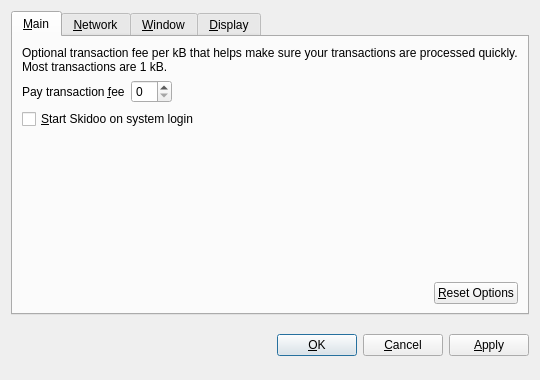
First picture: the form in src/qt/forms/optionsdialog.ui, repository 86me/skidoo, before the edit.
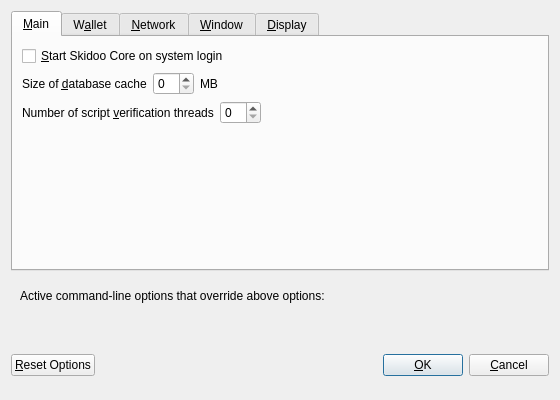
Second picture: the form after the edit. Custom widgets are drawn as their Qt base class.

Commit message: CORE Upgrade

```diff
--- a/src/qt/forms/optionsdialog.ui
+++ b/src/qt/forms/optionsdialog.ui
@@ -6,8 +6,8 @@
    <rect>
     <x>0</x>
     <y>0</y>
-    <width>540</width>
-    <height>380</height>
+    <width>560</width>
+    <height>400</height>
    </rect>
   </property>
   <property name="windowTitle">
@@ -19,9 +19,6 @@
   <layout class="QVBoxLayout" name="verticalLayout">
    <item>
     <widget class="QTabWidget" name="tabWidget">
-     <property name="tabPosition">
-      <enum>QTabWidget::North</enum>
-     </property>
      <property name="currentIndex">
       <number>0</number>
      </property>
@@ -30,77 +27,44 @@
        <string>&amp;Main</string>
       </attribute>
       <layout class="QVBoxLayout" name="verticalLayout_Main">
-       <item>
-        <widget class="QLabel" name="transactionFeeInfoLabel">
-         <property name="text">
-          <string>Optional transaction fee per kB that helps make sure your transactions are processed quickly. Most transactions are 1 kB.</string>
-         </property>
-         <property name="textFormat">
-          <enum>Qt::PlainText</enum>
-         </property>
-         <property name="wordWrap">
-          <bool>true</bool>
-         </property>
-        </widget>
-       </item>
-       <item>
-        <layout class="QHBoxLayout" name="horizontalLayout_1_Main">
-         <item>
-          <widget class="QLabel" name="transactionFeeLabel">
-           <property name="text">
-            <string>Pay transaction &amp;fee</string>
-           </property>
-           <property name="textFormat">
-            <enum>Qt::PlainText</enum>
-           </property>
-           <property name="buddy">
-            <cstring>transactionFee</cstring>
-           </property>
-          </widget>
-         </item>
-         <item>
-          <widget class="BitcoinAmountField" name="transactionFee"/>
-         </item>
-         <item>
-          <spacer name="horizontalSpacer_1_Main">
-           <property name="orientation">
-            <enum>Qt::Horizontal</enum>
-           </property>
-           <property name="sizeHint" stdset="0">
-            <size>
-             <width>40</width>
-             <height>20</height>
-            </size>
-           </property>
-          </spacer>
-         </item>
-        </layout>
-       </item>
        <item>
         <widget class="QCheckBox" name="bitcoinAtStartup">
          <property name="toolTip">
-          <string>Automatically start Skidoo after logging in to the system.</string>
+          <string>Automatically start Skidoo Core after logging in to the system.</string>
          </property>
          <property name="text">
-          <string>&amp;Start Skidoo on system login</string>
+          <string>&amp;Start Skidoo Core on system login</string>
          </property>
         </widget>
        </item>
-       <item>
-        <spacer name="verticalSpacer_Main">
-         <property name="orientation">
-          <enum>Qt::Vertical</enum>
-         </property>
-         <property name="sizeHint" stdset="0">
-          <size>
-           <width>20</width>
-           <height>40</height>
-          </size>
-         </property>
-        </spacer>
-       </item>
        <item>
         <layout class="QHBoxLayout" name="horizontalLayout_2_Main">
+         <item>
+          <widget class="QLabel" name="databaseCacheLabel">
+           <property name="text">
+            <string>Size of &amp;database cache</string>
+           </property>
+           <property name="textFormat">
+            <enum>Qt::PlainText</enum>
+           </property>
+           <property name="buddy">
+            <cstring>databaseCache</cstring>
+           </property>
+          </widget>
+         </item>
+         <item>
+          <widget class="QSpinBox" name="databaseCache"/>
+         </item>
+         <item>
+          <widget class="QLabel" name="databaseCacheUnitLabel">
+           <property name="text">
+            <string>MB</string>
+           </property>
+           <property name="textFormat">
+            <enum>Qt::PlainText</enum>
+           </property>
+          </widget>
+         </item>
          <item>
           <spacer name="horizontalSpacer_2_Main">
            <property name="orientation">
@@ -114,20 +78,106 @@
            </property>
           </spacer>
          </item>
+        </layout>
+       </item>
+       <item>
+        <layout class="QHBoxLayout" name="horizontalLayout_3_Main">
          <item>
-          <widget class="QPushButton" name="resetButton">
-           <property name="toolTip">
-            <string>Reset all client options to default.</string>
-           </property>
+          <widget class="QLabel" name="threadsScriptVerifLabel">
            <property name="text">
-            <string>&amp;Reset Options</string>
+            <string>Number of script &amp;verification threads</string>
            </property>
-           <property name="autoDefault">
-            <bool>false</bool>
+           <property name="textFormat">
+            <enum>Qt::PlainText</enum>
            </property>
+           <property name="buddy">
+            <cstring>threadsScriptVerif</cstring>
+           </property>
           </widget>
          </item>
+         <item>
+          <widget class="QSpinBox" name="threadsScriptVerif">
+           <property name="toolTip">
+            <string>(0 = auto, &lt;0 = leave that many cores free)</string>
+           </property>
+          </widget>
+         </item>
+         <item>
+          <spacer name="horizontalSpacer_3_Main">
+           <property name="orientation">
+            <enum>Qt::Horizontal</enum>
+           </property>
+           <property name="sizeHint" stdset="0">
+            <size>
+             <width>40</width>
+             <height>20</height>
+            </size>
+           </property>
+          </spacer>
+         </item>
         </layout>
+       </item>
+       <item>
+        <spacer name="verticalSpacer_Main">
+         <property name="orientation">
+          <enum>Qt::Vertical</enum>
+         </property>
+         <property name="sizeHint" stdset="0">
+          <size>
+           <width>20</width>
+           <height>40</height>
+          </size>
+         </property>
+        </spacer>
+       </item>
+      </layout>
+     </widget>
+     <widget class="QWidget" name="tabWallet">
+      <attribute name="title">
+       <string>W&amp;allet</string>
+      </attribute>
+      <layout class="QVBoxLayout" name="verticalLayout_Wallet">
+       <item>
+        <widget class="QGroupBox" name="groupBox">
+         <property name="title">
+          <string>Expert</string>
+         </property>
+         <layout class="QVBoxLayout" name="verticalLayout_2">
+          <item>
+           <widget class="QCheckBox" name="coinControlFeatures">
+            <property name="toolTip">
+             <string>Whether to show coin control features or not.</string>
+            </property>
+            <property name="text">
+             <string>Enable coin &amp;control features</string>
+            </property>
+           </widget>
+          </item>
+          <item>
+           <widget class="QCheckBox" name="spendZeroConfChange">
+            <property name="toolTip">
+             <string>If you disable the spending of unconfirmed change, the change from a transaction cannot be used until that transaction has at least one confirmation. This also affects how your balance is computed.</string>
+            </property>
+            <property name="text">
+             <string>&amp;Spend unconfirmed change</string>
+            </property>
+           </widget>
+          </item>
+         </layout>
+        </widget>
+       </item>
+       <item>
+        <spacer name="verticalSpacer_Wallet">
+         <property name="orientation">
+          <enum>Qt::Vertical</enum>
+         </property>
+         <property name="sizeHint" stdset="0">
+          <size>
+           <width>20</width>
+           <height>40</height>
+          </size>
+         </property>
+        </spacer>
        </item>
       </layout>
      </widget>
@@ -146,18 +196,28 @@
          </property>
         </widget>
        </item>
+       <item>
+        <widget class="QCheckBox" name="allowIncoming">
+         <property name="toolTip">
+          <string>Accept connections from outside</string>
+         </property>
+         <property name="text">
+          <string>Allow incoming connections</string>
+         </property>
+        </widget>
+       </item>
        <item>
         <widget class="QCheckBox" name="connectSocks">
          <property name="toolTip">
-          <string>Connect to the Skidoo network through a SOCKS proxy (e.g. when connecting through Tor).</string>
+          <string>Connect to the Skidoo network through a SOCKS5 proxy.</string>
          </property>
          <property name="text">
-          <string>&amp;Connect through SOCKS proxy:</string>
+          <string>&amp;Connect through SOCKS5 proxy (default proxy):</string>
          </property>
         </widget>
        </item>
        <item>
-        <layout class="QHBoxLayout" name="horizontalLayout_Network">
+        <layout class="QHBoxLayout" name="horizontalLayout_1_Network">
          <item>
           <widget class="QLabel" name="proxyIpLabel">
            <property name="text">
@@ -173,6 +233,12 @@
          </item>
          <item>
           <widget class="QValidatedLineEdit" name="proxyIp">
+           <property name="minimumSize">
+            <size>
+             <width>140</width>
+             <height>0</height>
+            </size>
+           </property>
            <property name="maximumSize">
             <size>
              <width>140</width>
@@ -180,7 +246,7 @@
             </size>
            </property>
            <property name="toolTip">
-            <string>IP address of the proxy (e.g. 127.0.0.1)</string>
+            <string>IP address of the proxy (e.g. IPv4: 127.0.0.1 / IPv6: ::1)</string>
            </property>
           </widget>
          </item>
@@ -199,6 +265,12 @@
          </item>
          <item>
           <widget class="QLineEdit" name="proxyPort">
+           <property name="minimumSize">
+            <size>
+             <width>55</width>
+             <height>0</height>
+            </size>
+           </property>
            <property name="maximumSize">
             <size>
              <width>55</width>
@@ -211,27 +283,7 @@
           </widget>
          </item>
          <item>
-          <widget class="QLabel" name="socksVersionLabel">
-           <property name="text">
-            <string>SOCKS &amp;Version:</string>
-           </property>
-           <property name="textFormat">
-            <enum>Qt::PlainText</enum>
-           </property>
-           <property name="buddy">
-            <cstring>socksVersion</cstring>
-           </property>
-          </widget>
-         </item>
-         <item>
-          <widget class="QValueComboBox" name="socksVersion">
-           <property name="toolTip">
-            <string>SOCKS version of the proxy (e.g. 5)</string>
-           </property>
-          </widget>
-         </item>
-         <item>
-          <spacer name="horizontalSpacer_Network">
+          <spacer name="horizontalSpacer_1_Network">
            <property name="orientation">
             <enum>Qt::Horizontal</enum>
            </property>
@@ -278,23 +330,13 @@
        <item>
         <widget class="QCheckBox" name="minimizeOnClose">
          <property name="toolTip">
-          <string>Minimize instead of exit the application when the window is closed. When this option is enabled, the application will be closed only after selecting Quit in the menu.</string>
+          <string>Minimize instead of exit the application when the window is closed. When this option is enabled, the application will be closed only after selecting Exit in the menu.</string>
          </property>
          <property name="text">
           <string>M&amp;inimize on close</string>
          </property>
         </widget>
        </item>
-        <item>
-        <widget class="QCheckBox" name="allowSounds">
-        <property name="toolTip">
-        <string/>
-        </property>
-        <property name="text">
-        <string>&amp;Allow sounds</string>
-        </property>
-        </widget>
-        </item>
        <item>
         <spacer name="verticalSpacer_Window">
          <property name="orientation">
@@ -333,7 +375,7 @@
          <item>
           <widget class="QValueComboBox" name="lang">
            <property name="toolTip">
-            <string>The user interface language can be set here. This setting will take effect after restarting Skidoo.</string>
+            <string>The user interface language can be set here. This setting will take effect after restarting Skidoo Core.</string>
            </property>
           </widget>
          </item>
@@ -364,14 +406,28 @@
         </layout>
        </item>
        <item>
-        <widget class="QCheckBox" name="displayAddresses">
-         <property name="toolTip">
-          <string>Whether to show Skidoo addresses in the transaction list or not.</string>
-         </property>
-         <property name="text">
-          <string>&amp;Display addresses in transaction list</string>
-         </property>
-        </widget>
+        <layout class="QHBoxLayout" name="horizontalLayout_3_Display">
+         <item>
+          <widget class="QLabel" name="thirdPartyTxUrlsLabel">
+           <property name="toolTip">
+            <string>Third party URLs (e.g. a block explorer) that appear in the transactions tab as context menu items. %s in the URL is replaced by transaction hash. Multiple URLs are separated by vertical bar |.</string>
+           </property>
+           <property name="text">
+            <string>Third party transaction URLs</string>
+           </property>
+           <property name="buddy">
+            <cstring>thirdPartyTxUrls</cstring>
+           </property>
+          </widget>
+         </item>
+         <item>
+          <widget class="QLineEdit" name="thirdPartyTxUrls">
+           <property name="toolTip">
+            <string>Third party URLs (e.g. a block explorer) that appear in the transactions tab as context menu items. %s in the URL is replaced by transaction hash. Multiple URLs are separated by vertical bar |.</string>
+           </property>
+          </widget>
+         </item>
+        </layout>
        </item>
        <item>
         <spacer name="verticalSpacer_Display">
@@ -390,8 +446,67 @@
      </widget>
     </widget>
    </item>
+   <item>
+    <widget class="QFrame" name="frame">
+     <layout class="QVBoxLayout" name="verticalLayout_Bottom">
+      <item>
+       <layout class="QHBoxLayout" name="horizontalLayout_Bottom">
+        <item>
+         <widget class="QLabel" name="overriddenByCommandLineInfoLabel">
+          <property name="text">
+           <string>Active command-line options that override above options:</string>
+          </property>
+          <property name="textFormat">
+           <enum>Qt::PlainText</enum>
+          </property>
+         </widget>
+        </item>
+        <item>
+         <spacer name="horizontalSpacer_Bottom">
+          <property name="orientation">
+           <enum>Qt::Horizontal</enum>
+          </property>
+          <property name="sizeHint" stdset="0">
+           <size>
+            <width>40</width>
+            <height>20</height>
+           </size>
+          </property>
+         </spacer>
+        </item>
+       </layout>
+      </item>
+      <item>
+       <widget class="QLabel" name="overriddenByCommandLineLabel">
+        <property name="text">
+         <string/>
+        </property>
+        <property name="textFormat">
+         <enum>Qt::PlainText</enum>
+        </property>
+        <property name="wordWrap">
+         <bool>true</bool>
+        </property>
+       </widget>
+      </item>
+     </layout>
+    </widget>
+   </item>
    <item>
     <layout class="QHBoxLayout" name="horizontalLayout_Buttons">
+     <item>
+      <widget class="QPushButton" name="resetButton">
+       <property name="toolTip">
+        <string>Reset all client options to default.</string>
+       </property>
+       <property name="text">
+        <string>&amp;Reset Options</string>
+       </property>
+       <property name="autoDefault">
+        <bool>false</bool>
+       </property>
+      </widget>
+     </item>
      <item>
       <spacer name="horizontalSpacer_1">
        <property name="orientation">
@@ -407,6 +522,12 @@
      </item>
      <item>
       <widget class="QLabel" name="statusLabel">
+       <property name="minimumSize">
+        <size>
+         <width>200</width>
+         <height>0</height>
+        </size>
+       </property>
        <property name="font">
         <font>
          <weight>75</weight>
@@ -442,6 +563,12 @@
        <property name="text">
         <string>&amp;OK</string>
        </property>
+       <property name="autoDefault">
+        <bool>false</bool>
+       </property>
+       <property name="default">
+        <bool>true</bool>
+       </property>
       </widget>
      </item>
      <item>
@@ -454,36 +581,21 @@
        </property>
       </widget>
      </item>
-     <item>
-      <widget class="QPushButton" name="applyButton">
-       <property name="text">
-        <string>&amp;Apply</string>
-       </property>
-       <property name="autoDefault">
-        <bool>false</bool>
-       </property>
-      </widget>
-     </item>
     </layout>
    </item>
   </layout>
  </widget>
  <customwidgets>
-  <customwidget>
-   <class>BitcoinAmountField</class>
-   <extends>QSpinBox</extends>
-   <header>bitcoinamountfield.h</header>
-  </customwidget>
-  <customwidget>
-   <class>QValueComboBox</class>
-   <extends>QComboBox</extends>
-   <header>qvaluecombobox.h</header>
-  </customwidget>
   <customwidget>
    <class>QValidatedLineEdit</class>
    <extends>QLineEdit</extends>
    <header>qvalidatedlineedit.h</header>
   </customwidget>
+  <customwidget>
+   <class>QValueComboBox</class>
+   <extends>QComboBox</extends>
+   <header>qvaluecombobox.h</header>
+  </customwidget>
  </customwidgets>
  <resources/>
  <connections/>
```
The commit also changes 1070 other files.
